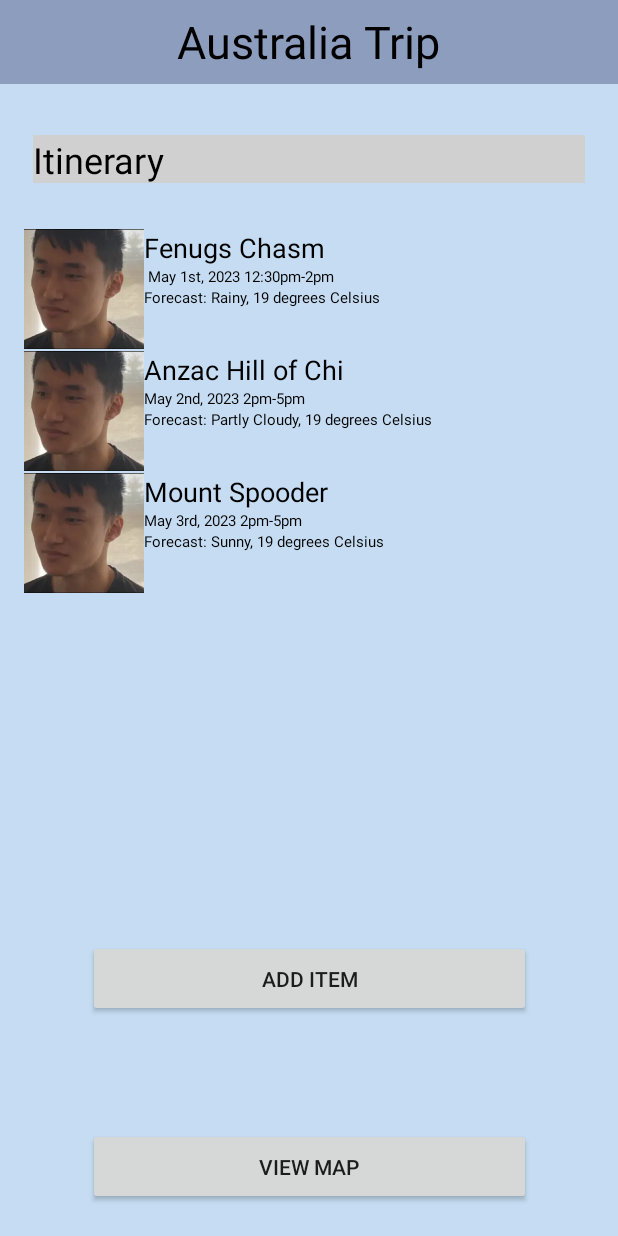
After one commit to stephchi0/pack-pals, an Android app: the fragment ItineraryPageFragment shown on its own in the app's theme, on a phone screen of 412 x 824 dp. The commit adds this screen. Run offline under Robolectric (Android 15) with nearby library versions, the phone set to English and light mode, and no system bars.

Commit message:
refactored itinerary activity to fragment and added to navigation

```diff
--- a/app/src/main/AndroidManifest.xml
+++ b/app/src/main/AndroidManifest.xml
@@ -27,9 +27,6 @@
             android:name=".views.login.LoginPageActivity"
             android:exported="false" />
         <activity
-            android:name=".views.itinerary.ItineraryPageActivity"
-            android:exported="false" />
-        <activity
             android:name=".MainActivity"
             android:exported="true">
             <intent-filter>
--- /dev/null
+++ b/app/src/main/java/com/example/packpals/views/itinerary/ItineraryPageFragment.kt
@@ -0,0 +1,52 @@
+package com.example.packpals.views.itinerary
+
+import android.os.Bundle
+import androidx.fragment.app.Fragment
+import android.view.LayoutInflater
+import android.view.View
+import android.view.ViewGroup
+import androidx.recyclerview.widget.LinearLayoutManager
+import androidx.recyclerview.widget.RecyclerView
+import com.example.packpals.R
+import com.example.packpals.models.Itinerary_Item
+import com.example.packpals.viewmodels.ItineraryItemAdapter
+
+class ItineraryPageFragment : Fragment() {
+    private lateinit var itineraryItemAdapter: ItineraryItemAdapter
+
+    override fun onCreate(savedInstanceState: Bundle?) {
+        super.onCreate(savedInstanceState)
+    }
+
+    override fun onCreateView(
+        inflater: LayoutInflater, container: ViewGroup?,
+        savedInstanceState: Bundle?
+    ): View? {
+        // Inflate the layout for this fragment
+        return inflater.inflate(R.layout.fragment_itinerary_page, container, false)
+    }
+
+    override fun onViewCreated(view: View, savedInstanceState: Bundle?) {
+        super.onViewCreated(view, savedInstanceState)
+
+        itineraryItemAdapter = ItineraryItemAdapter(mutableListOf(
+            Itinerary_Item("Fenugs Chasm", " May 1st, 2023 12:30pm-2pm", "Forecast: Rainy, 19 degrees Celsius"),
+            Itinerary_Item("Anzac Hill of Chi", "May 2nd, 2023 2pm-5pm", "Forecast: Partly Cloudy, 19 degrees Celsius"),
+            Itinerary_Item("Mount Spooder", "May 3rd, 2023 2pm-5pm", "Forecast: Sunny, 19 degrees Celsius")
+        ))
+
+        val rvItineraryItems = requireView().findViewById<RecyclerView>(R.id.rvItineraryItems)
+        rvItineraryItems.adapter = itineraryItemAdapter
+        rvItineraryItems.layoutManager = LinearLayoutManager(context)
+    }
+
+    companion object {
+        @JvmStatic
+        fun newInstance(param1: String, param2: String) =
+            ItineraryPageFragment().apply {
+                arguments = Bundle().apply {
+
+                }
+            }
+    }
+}
--- a/app/src/main/res/layout/activity_itinerary_page.xml
+++ b/app/src/main/res/layout/fragment_itinerary_page.xml
@@ -4,7 +4,8 @@
     xmlns:tools="http://schemas.android.com/tools"
     android:layout_width="match_parent"
     android:layout_height="match_parent"
-    android:background="@color/light_blue">
+    android:background="@color/light_blue"
+    tools:context=".views.itinerary.ItineraryPageFragment">
 
     <androidx.appcompat.widget.Toolbar
         android:id="@+id/toolbar"
@@ -25,7 +26,7 @@
             android:text="Australia Trip"
             android:textSize="30sp"
             android:layout_gravity="center"
-             />
+            />
 
     </androidx.appcompat.widget.Toolbar>
 
@@ -34,7 +35,7 @@
         android:layout_width="368dp"
         android:layout_height="32dp"
         android:background="@color/gray"
-        android:text=" Itenerary"
+        android:text="@string/Itinerary"
         android:textColor="@color/black"
         android:textSize="24sp"
         app:layout_constraintBottom_toTopOf="@+id/rvItineraryItems"
--- a/app/src/main/res/menu/activity_navigation_drawer_view_drawer.xml
+++ b/app/src/main/res/menu/activity_navigation_drawer_view_drawer.xml
@@ -8,6 +8,9 @@
             android:id="@+id/mapFragment"
             android:title="@string/Map" />
         <item
+            android:id="@+id/itineraryPageFragment"
+            android:title="@string/Itinerary" />
+        <item
             android:id="@+id/expensesFragment"
             android:title="@string/Expenses" />
         <item
--- a/app/src/main/res/values/strings.xml
+++ b/app/src/main/res/values/strings.xml
@@ -7,9 +7,11 @@
     <string name="Pals">Pals</string>
     <string name="Playlist">Playlist</string>
     <string name="Expenses">Expenses</string>
+    <string name="NewExpense">New Expense</string>
     <string name="PackingList">Packing List</string>
     <string name="GroupChat">Group Chat</string>
     <string name="Profile">Profile</string>
+    <string name="EditProfile">Edit Profile</string>
     <string name="title_activity_navigation_drawer_view">NavigationDrawerView</string>
     <string name="navigation_drawer_open">Open navigation drawer</string>
     <string name="navigation_drawer_close">Close navigation drawer</string>
@@ -20,4 +22,6 @@
     <string name="menu_slideshow">Slideshow</string>
     <string name="nav_header_desc">Navigation Header</string>
     <string name="nav_header_subtitle">Pack it up</string>
+    <!-- TODO: Remove or change this placeholder text -->
+    <string name="hello_blank_fragment">Hello blank fragment</string>
 </resources>
```
Also changed, not shown: app/src/main/java/com/example/packpals/views/itinerary/ItineraryPageActivity.kt (deleted, +0 -28 lines), app/src/main/res/navigation/nav_graph.xml (+9 -3 lines).
